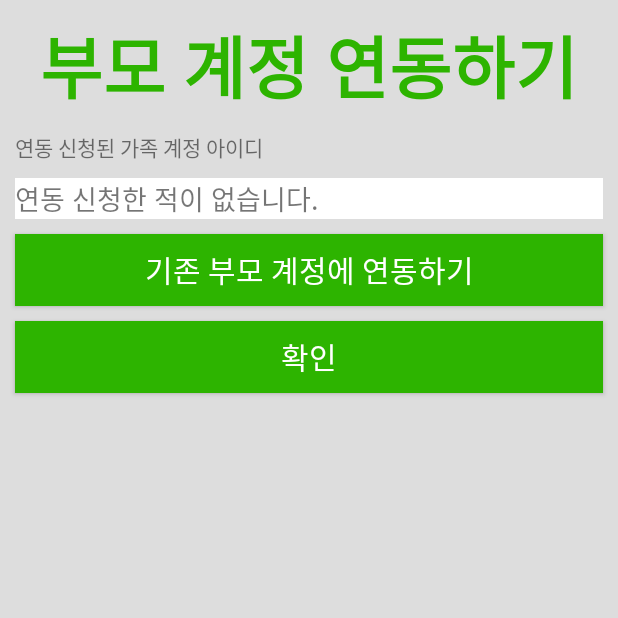
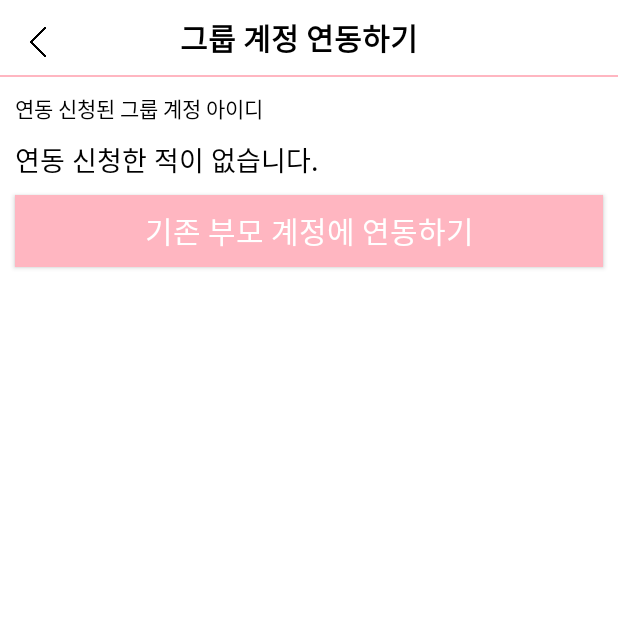
Before and after one commit to myungum/KNUSD-20202-2, an Android app: the Link_existing_family screen opened directly, with no data from a screen before it, on a phone screen of 412 x 824 dp, the top half of it. Run offline under Robolectric (Android 15) with nearby library versions, the phone set to English and light mode, and no system bars; our stand-ins replace Firebase (no records; nobody signed in at launch, a user with empty details on screens opened directly).

Commit message:
오류 수정

```diff
--- a/app/src/main/java/com/example/sd2020/Main2.java
+++ b/app/src/main/java/com/example/sd2020/Main2.java
@@ -19,7 +19,7 @@ public class Main2 extends AppCompatActivity {
     private FragmentManager fragmentManager;
     private Fragmentc1 fragment1;
     private mpcFragment fragmentmpc;
-    private Fragmentc2 fragment2;
+    private Fragmentp2 fragment2;
     private FragmentTransaction transaction;
     SharedPreferences sf;
     FirebaseDatabase db;
@@ -47,7 +47,7 @@ public class Main2 extends AppCompatActivity {
         fragmentManager = getSupportFragmentManager();
         fragment1=new Fragmentc1(cur_family);
         fragmentmpc=new mpcFragment();
-        fragment2=new Fragmentc2(cur_family);
+        fragment2=new Fragmentp2(cur_family);
         transaction = fragmentManager.beginTransaction();
         transaction.replace(R.id.frameLayout_child, fragment1).commitAllowingStateLoss();
     }
--- a/app/src/main/res/layout/activity_link_existing_family_account.xml
+++ b/app/src/main/res/layout/activity_link_existing_family_account.xml
@@ -3,21 +3,59 @@
     android:layout_width="match_parent"
     android:layout_height="match_parent"
     android:orientation="vertical"
-    android:background="@color/browser_actions_divider_color">
-    <TextView
+    android:background="#FFFFFF">
+
+    <LinearLayout
         android:layout_width="match_parent"
         android:layout_height="wrap_content"
-        android:text="부모 계정 연동하기"
-        android:textSize="45dp"
-        android:layout_marginTop="10dp"
-        android:textStyle="bold"
-        android:textColor="#2DB400"
-        android:gravity="center"/>
+        android:background="#ffffff"
+        android:orientation="horizontal">
+        <TextView
+            android:layout_width="0dp"
+            android:layout_height="24dp"
+            android:layout_weight="0.2" />
+        <Button
+            android:id="@+id/bt_link_existing_family_account_ok"
+            android:layout_width="20dp"
+            android:layout_height="20dp"
+            android:textStyle="bold"
+            android:background="@drawable/left_arrow" />
+        <TextView
+            android:layout_width="0dp"
+            android:layout_height="24dp"
+            android:layout_weight="0.6" />
+
+        <TextView
+            android:id="@+id/title_of_admin"
+            android:layout_width="0dp"
+            android:layout_weight="3"
+            android:layout_height="50dp"
+            android:gravity="center"
+            android:text="그룹 계정 연동하기"
+            android:textColor="#000000"
+            android:textSize="20sp"
+            android:textStyle="bold" />
+
+
+        <TextView
+            android:layout_width="0dp"
+            android:layout_height="24dp"
+            android:layout_weight="1.1" />
+        <TextView
+            android:layout_width="0dp"
+            android:layout_height="24dp"
+            android:layout_weight="0.1" />
+    </LinearLayout>
+    <View
+        android:background="@color/Pink2"
+        android:layout_width="match_parent"
+        android:layout_height="1dp" />
     <TextView
         android:layout_marginTop="10dp"
         android:layout_width="match_parent"
         android:layout_height="wrap_content"
-        android:text="연동 신청된 가족 계정 아이디"
+        android:textColor="#000000"
+        android:text="연동 신청된 그룹 계정 아이디"
         android:layout_marginRight="10dp"
         android:layout_marginLeft="10dp"/>
     <TextView
@@ -27,6 +65,7 @@
         android:layout_height="wrap_content"
         android:layout_marginRight="10dp"
         android:layout_marginLeft="10dp"
+        android:textColor="#000000"
         android:background="#FFFFFF"
         android:id="@+id/tv_linked_family_id"/>
     <Button
@@ -35,21 +74,10 @@
         android:layout_height="wrap_content"
         android:layout_marginRight="10dp"
         android:layout_marginLeft="10dp"
-        android:background="#2DB400"
+        android:background="@color/Pink2"
         android:text="기존 부모 계정에 연동하기"
         android:textColor="#FFFFFF"
         android:textSize="20dp"
         android:id="@+id/bt_link_family_account"/>
-    <Button
-        android:layout_marginTop="10dp"
-        android:layout_width="match_parent"
-        android:layout_height="wrap_content"
-        android:layout_marginRight="10dp"
-        android:layout_marginLeft="10dp"
-        android:background="#2DB400"
-        android:text="확인"
-        android:textColor="#FFFFFF"
-        android:textSize="20dp"
-        android:id="@+id/bt_link_existing_family_account_ok"/>
 
 </LinearLayout>
```
Also changed, not shown: app/src/main/res/layout/activity_find_family.xml (+42 -2 lines), app/src/main/res/layout/activity_link_existing_family_account_page.xml (+36 -11 lines), app/src/main/res/layout/activity_make_new_family_account.xml (+35 -10 lines).
